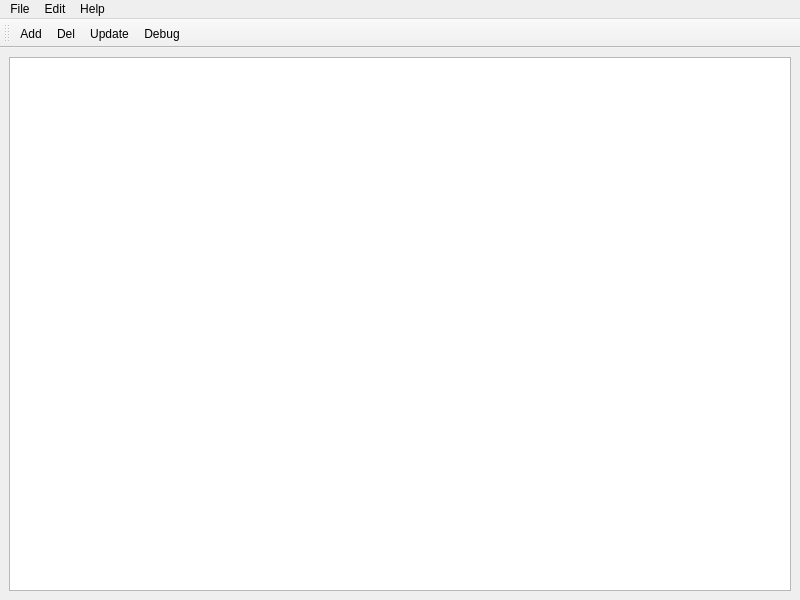
Old version of the form amt/views/ui/mainwindow.ui in the repository eg0rim/amt.
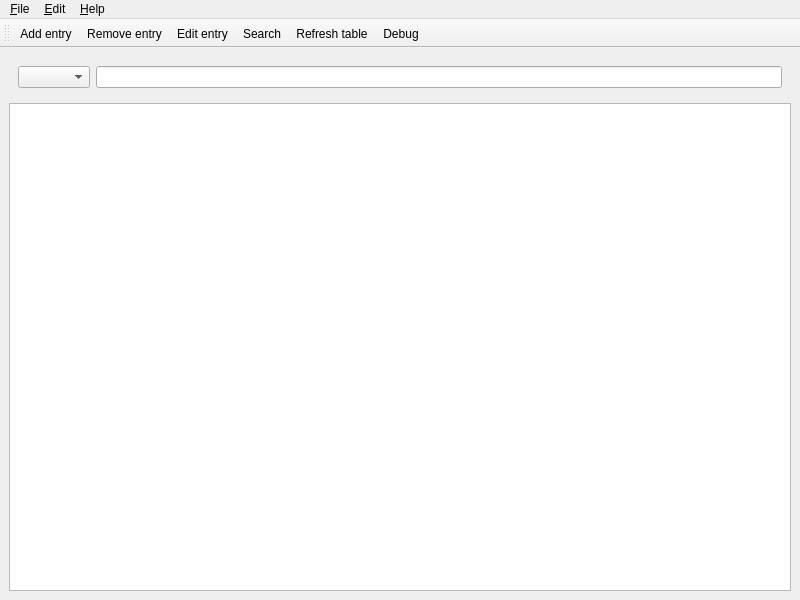
New version of the form. Custom widgets are drawn as their Qt base class.

```diff
--- a/amt/views/ui/mainwindow.ui
+++ b/amt/views/ui/mainwindow.ui
@@ -15,6 +15,18 @@
   </property>
   <widget class="QWidget" name="centralwidget">
    <layout class="QVBoxLayout" name="verticalLayout">
+    <item>
+     <widget class="QWidget" name="widget" native="true">
+      <layout class="QHBoxLayout" name="horizontalLayout">
+       <item>
+        <widget class="QComboBox" name="filterComboBox"/>
+       </item>
+       <item>
+        <widget class="QLineEdit" name="searchLineEdit"/>
+       </item>
+      </layout>
+     </widget>
+    </item>
     <item>
      <widget class="AMTTableWidget" name="tableView">
       <property name="alternatingRowColors">
@@ -41,13 +53,13 @@
    </property>
    <widget class="QMenu" name="menuMenu">
     <property name="title">
-     <string>Help</string>
+     <string>&amp;Help</string>
     </property>
     <addaction name="actionAbout"/>
    </widget>
    <widget class="QMenu" name="menuFile">
     <property name="title">
-     <string>File</string>
+     <string>&amp;File</string>
     </property>
     <widget class="QMenu" name="menuRecent">
      <property name="title">
@@ -66,7 +78,7 @@
    </widget>
    <widget class="QMenu" name="menuEdit">
     <property name="title">
-     <string>Edit</string>
+     <string>&amp;Edit</string>
     </property>
    </widget>
    <addaction name="menuFile"/>
@@ -85,6 +97,8 @@
    </attribute>
    <addaction name="actionAdd"/>
    <addaction name="actionDel"/>
+   <addaction name="actionEdit"/>
+   <addaction name="actionSearch"/>
    <addaction name="actionUpdate"/>
    <addaction name="actionDebug"/>
   </widget>
@@ -106,7 +120,7 @@
   </action>
   <action name="actionAdd">
    <property name="text">
-    <string>Add</string>
+    <string>Add entry</string>
    </property>
    <property name="toolTip">
     <string>Add entry</string>
@@ -117,7 +131,7 @@
   </action>
   <action name="actionDel">
    <property name="text">
-    <string>Del</string>
+    <string>Remove entry</string>
    </property>
    <property name="toolTip">
     <string>Delete entry</string>
@@ -128,7 +142,7 @@
   </action>
   <action name="actionUpdate">
    <property name="text">
-    <string>Update</string>
+    <string>Refresh table</string>
    </property>
    <property name="toolTip">
     <string>Update table</string>
@@ -176,6 +190,19 @@
     <string>Ctrl+Shift+S</string>
    </property>
   </action>
+  <action name="actionEdit">
+   <property name="text">
+    <string>Edit entry</string>
+   </property>
+  </action>
+  <action name="actionSearch">
+   <property name="text">
+    <string>Search</string>
+   </property>
+   <property name="toolTip">
+    <string>Show search bar</string>
+   </property>
+  </action>
  </widget>
  <customwidgets>
   <customwidget>
```
Left out of the diff: 8 changed lines with no effect on the pictures.
